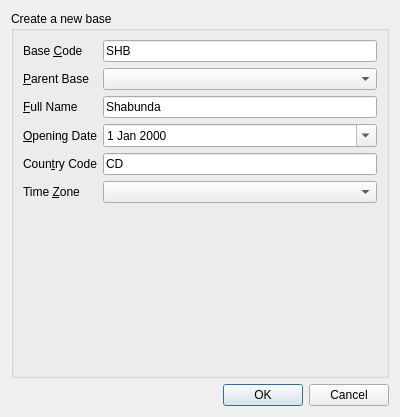
Before: the Qt Designer form H3/GUI/QtDesigns/CreateBaseBox.ui in MitaineDomise/H3, drawn with Qt 5.
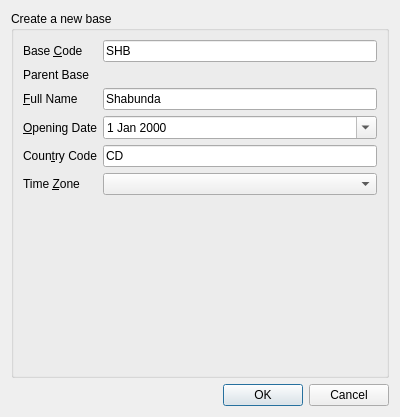
After: the same form once the commit is applied.

Commit message: Local base creation works as expected

Diff of the .ui file:
```diff
--- a/H3/GUI/QtDesigns/CreateBaseBox.ui
+++ b/H3/GUI/QtDesigns/CreateBaseBox.ui
@@ -43,16 +43,10 @@
       <item row="1" column="0">
        <widget class="QLabel" name="parentBaseLabel">
         <property name="text">
-         <string>&amp;Parent Base</string>
-        </property>
-        <property name="buddy">
-         <cstring>parentBaseComboBox</cstring>
+         <string>Parent Base</string>
         </property>
        </widget>
       </item>
-      <item row="1" column="1">
-       <widget class="QComboBox" name="parentBaseComboBox"/>
-      </item>
       <item row="2" column="0">
        <widget class="QLabel" name="fullNameLabel">
         <property name="text">
@@ -120,6 +114,13 @@
       <item row="5" column="1">
        <widget class="QComboBox" name="timeZoneComboBox"/>
       </item>
+      <item row="1" column="1">
+       <widget class="QLabel" name="parentLabel">
+        <property name="text">
+         <string/>
+        </property>
+       </widget>
+      </item>
      </layout>
     </widget>
    </item>
```
The commit also changes 2 other files.
